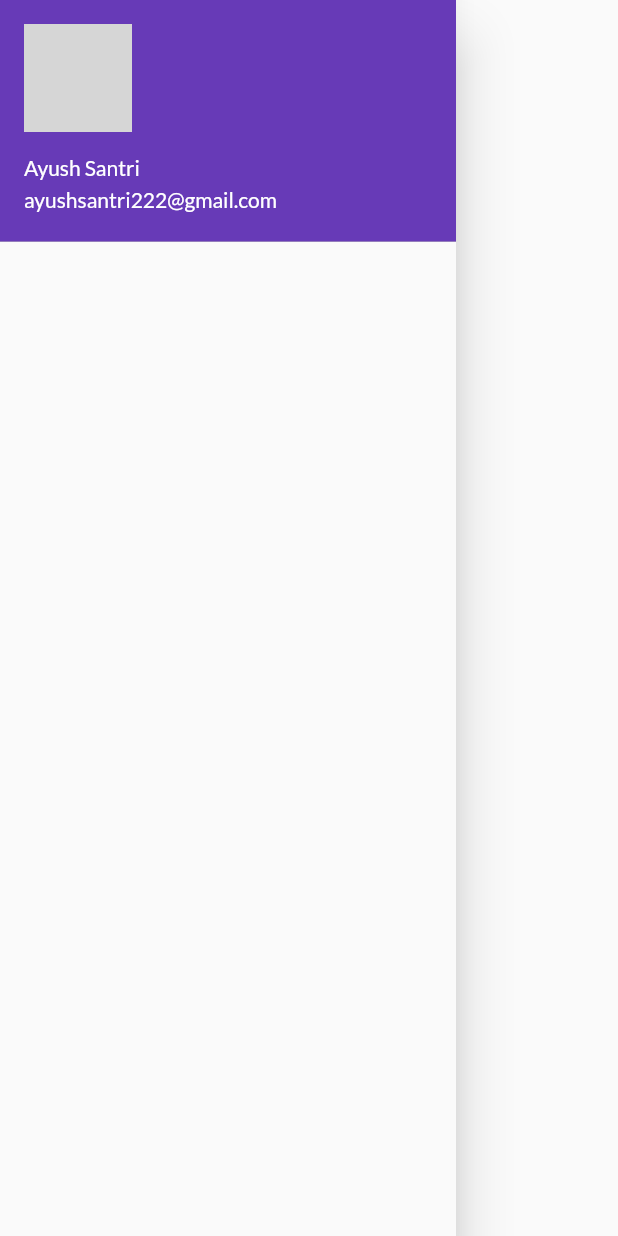
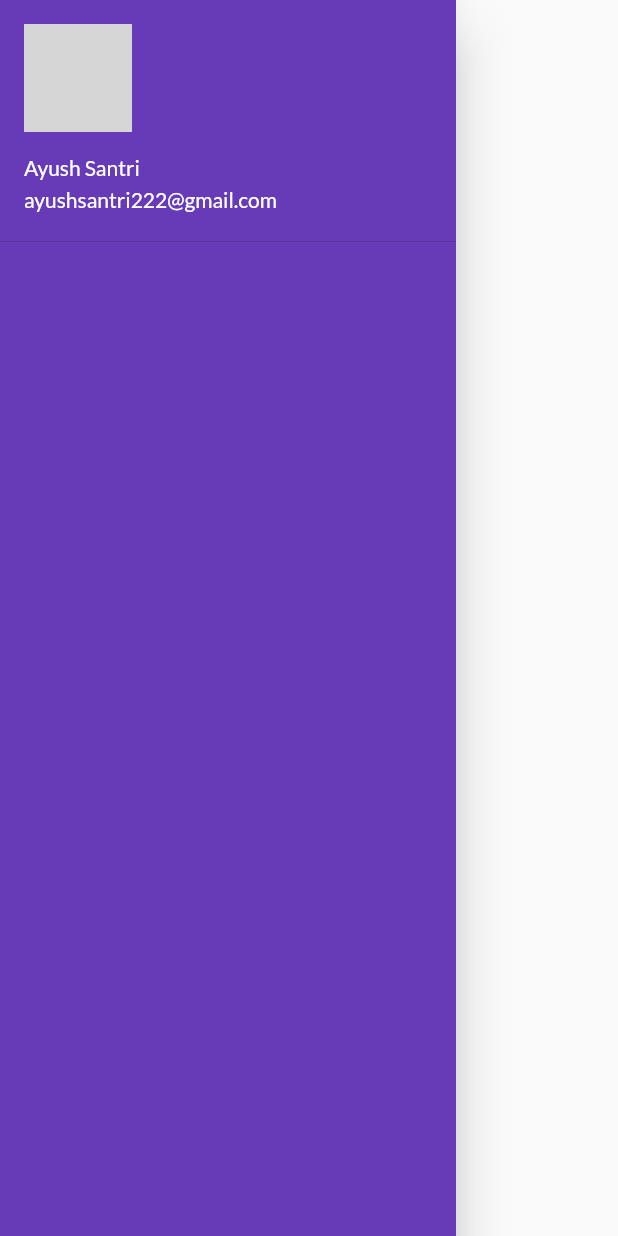
Before and after one commit to AyushSantri/E-Commerce_App, a Flutter app: the MyDrawer widget shown alone on an empty page, opened directly, on a phone screen of 412 x 824 dp. Run offline on Flutter 3.47's test engine with Material 2 defaults, Android fonts, the phone set to English and light mode, and no system bars; our stand-ins replace google_fonts; network calls fail; grey boxes are pictures that could not be loaded.

Commit message:
inserted ListView inside a container

```diff
--- a/e-commerce/lib/widgets/drawer.dart
+++ b/e-commerce/lib/widgets/drawer.dart
@@ -7,6 +7,8 @@ class MyDrawer extends StatelessWidget {
   @override
   Widget build(BuildContext context) {
     return Drawer(
+      child: Container(
+        color: Colors.deepPurple,
         child: ListView(
           children: [
             DrawerHeader(
@@ -22,6 +24,7 @@ class MyDrawer extends StatelessWidget {
             ),
           ],
         ),
+      ),
     );
   }
 }
```
Lines whose indentation alone changed are shown as unchanged.
